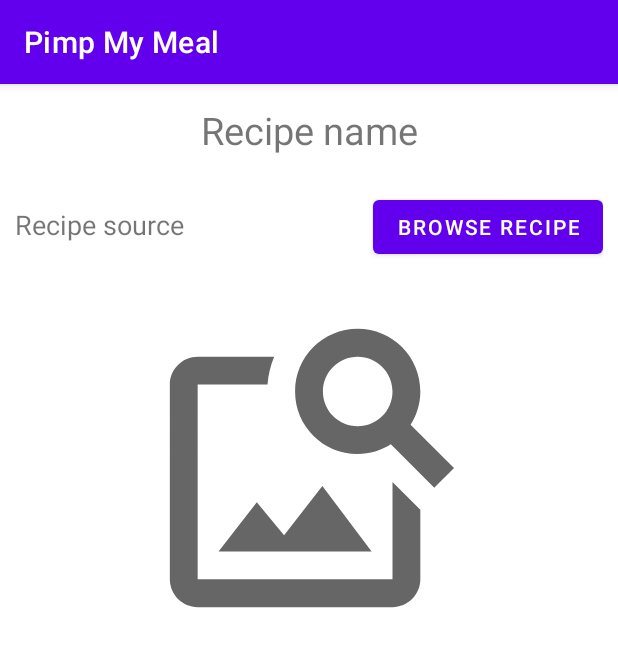
After one commit to DaubieMatthieu/PimpMyMeal, an Android app: the RecipeActivity screen opened directly, with no data from a screen before it, on a phone screen of 412 x 824 dp. The commit adds this screen. Shown: the top 647 px of the screen. Run offline under Robolectric (Android 15) with nearby library versions, the phone set to English and light mode, and no system bars; 4 statements that could not run were skipped.

Commit message:
Recipe Activity v1

```diff
--- a/app/src/main/AndroidManifest.xml
+++ b/app/src/main/AndroidManifest.xml
@@ -11,6 +11,9 @@
         android:roundIcon="@mipmap/ic_launcher_round"
         android:supportsRtl="true"
         android:theme="@style/Theme.PimpMyMeal">
+        <activity
+            android:name=".ui.RecipeActivity"
+            android:exported="true" />
         <activity
             android:name=".ui.GeneratorActivity"
             android:exported="true" />
--- a/app/src/main/java/com/example/pimpmymeal/model/Recipe.java
+++ b/app/src/main/java/com/example/pimpmymeal/model/Recipe.java
@@ -9,7 +9,6 @@ import org.json.JSONException;
 import org.json.JSONObject;
 
 import java.io.Serializable;
-import java.util.ArrayList;
 
 // If a corresponding Ingredient object is implemented, it will need to be serializable as well
 public class Recipe implements Serializable {
@@ -19,7 +18,7 @@ public class Recipe implements Serializable {
     private transient Bitmap image;
     public final String source;
     public final String sourceUri;
-    public final ArrayList<String> ingredients = new ArrayList<>();
+    public final String[] ingredients;
 
     public Recipe(JSONObject jsonObject) throws JSONException {
         this(jsonObject, true);
@@ -35,9 +34,9 @@ public class Recipe implements Serializable {
         JSONArray ingredientsJson = jsonObject.getJSONArray("ingredientLines");
         // Later on we might want to use the "ingredients" key instead
         // which gives ingredients as objects (so with more information on each one).
-        for (int i = 0; i < ingredientsJson.length(); i++) {
-            ingredients.add(ingredientsJson.getString(i));
-        }
+        ingredients = new String[ingredientsJson.length()];
+        for (int i = 0; i < ingredientsJson.length(); i++)
+            ingredients[i] = ingredientsJson.getString(i);
         // More info can be extracted from the json response.
     }
 
--- /dev/null
+++ b/app/src/main/java/com/example/pimpmymeal/ui/RecipeActivity.java
@@ -0,0 +1,37 @@
+package com.example.pimpmymeal.ui;
+
+import android.content.Intent;
+import android.net.Uri;
+import android.os.Bundle;
+import android.widget.ArrayAdapter;
+import android.widget.Button;
+import android.widget.ImageView;
+import android.widget.ListView;
+import android.widget.TextView;
+
+import androidx.appcompat.app.AppCompatActivity;
+
+import com.example.pimpmymeal.R;
+import com.example.pimpmymeal.model.Recipe;
+import com.example.pimpmymeal.services.Utilities;
+
+public class RecipeActivity extends AppCompatActivity {
+
+    @Override
+    protected void onCreate(Bundle savedInstanceState) {
+        super.onCreate(savedInstanceState);
+        setContentView(R.layout.activity_recipe);
+        Recipe recipe = (Recipe) getIntent().getSerializableExtra("recipe");
+        TextView recipeNameTv = findViewById(R.id.recipe_name);
+        recipeNameTv.setText(recipe.name);
+        TextView sourceTv = findViewById(R.id.source);
+        sourceTv.setText(recipe.source);
+        Button browseRecipeBtn = findViewById(R.id.browse_recipe);
+        browseRecipeBtn.setOnClickListener(view -> startActivity(
+                new Intent(Intent.ACTION_VIEW, Uri.parse(recipe.sourceUri))));
+        ImageView recipeIv = findViewById(R.id.recipe_image);
+        Utilities.displayRecipeImage(recipeIv, recipe);
+        ListView ingredientsListLv = findViewById(R.id.ingredients_list);
+        ingredientsListLv.setAdapter(new ArrayAdapter<>(this, android.R.layout.simple_list_item_1, recipe.ingredients));
+    }
+}
--- /dev/null
+++ b/app/src/main/res/layout/activity_recipe.xml
@@ -0,0 +1,61 @@
+<?xml version="1.0" encoding="utf-8"?>
+<androidx.constraintlayout.widget.ConstraintLayout xmlns:android="http://schemas.android.com/apk/res/android"
+    xmlns:app="http://schemas.android.com/apk/res-auto"
+    xmlns:tools="http://schemas.android.com/tools"
+    android:layout_width="match_parent"
+    android:layout_height="match_parent"
+    android:orientation="vertical"
+    tools:context=".ui.RecipeActivity">
+
+    <TextView
+        android:id="@+id/recipe_name"
+        android:layout_width="match_parent"
+        android:layout_height="wrap_content"
+        android:padding="@dimen/padding_medium_title"
+        android:text="@string/recipe_name_description"
+        android:textAlignment="center"
+        android:textSize="@dimen/size_medium_title"
+        app:layout_constraintTop_toTopOf="parent" />
+
+    <LinearLayout
+        android:id="@+id/source_layout"
+        android:layout_width="match_parent"
+        android:layout_height="wrap_content"
+        android:padding="@dimen/padding_small_title"
+        app:layout_constraintTop_toBottomOf="@id/recipe_name">
+
+        <TextView
+            android:id="@+id/source"
+            android:layout_width="0dp"
+            android:layout_height="wrap_content"
+            android:layout_weight="1"
+            android:text="@string/recipe_source_description"
+            android:textSize="@dimen/size_small_title" />
+
+        <Button
+            android:id="@+id/browse_recipe"
+            android:layout_width="wrap_content"
+            android:layout_height="wrap_content"
+            android:text="@string/browse_recipe" />
+    </LinearLayout>
+
+    <ImageView
+        android:id="@+id/recipe_image"
+        android:layout_width="match_parent"
+        android:layout_height="0dp"
+        android:contentDescription="@string/recipe_image_description"
+        android:paddingVertical="@dimen/padding_big_title"
+        android:src="@drawable/ic_baseline_image_search_24"
+        app:layout_constraintHeight_percent=".33"
+        app:layout_constraintTop_toBottomOf="@id/source_layout" />
+
+    <ListView
+        android:id="@+id/ingredients_list"
+        android:layout_width="match_parent"
+        android:layout_height="0dip"
+        android:nestedScrollingEnabled="true"
+        android:orientation="vertical"
+        app:layout_constraintBottom_toBottomOf="parent"
+        app:layout_constraintTop_toBottomOf="@id/recipe_image" />
+
+</androidx.constraintlayout.widget.ConstraintLayout>
--- a/app/src/main/res/values/strings.xml
+++ b/app/src/main/res/values/strings.xml
@@ -3,5 +3,7 @@
     <string name="app_title">Pimp My Meal</string>
     <string name="current_api_key">Current API key</string>
     <string name="recipe_name_description">Recipe name</string>
+    <string name="recipe_source_description">Recipe source</string>
+    <string name="browse_recipe">Browse recipe</string>
     <string name="recipe_image_description">Recipe Image</string>
 </resources>
```
